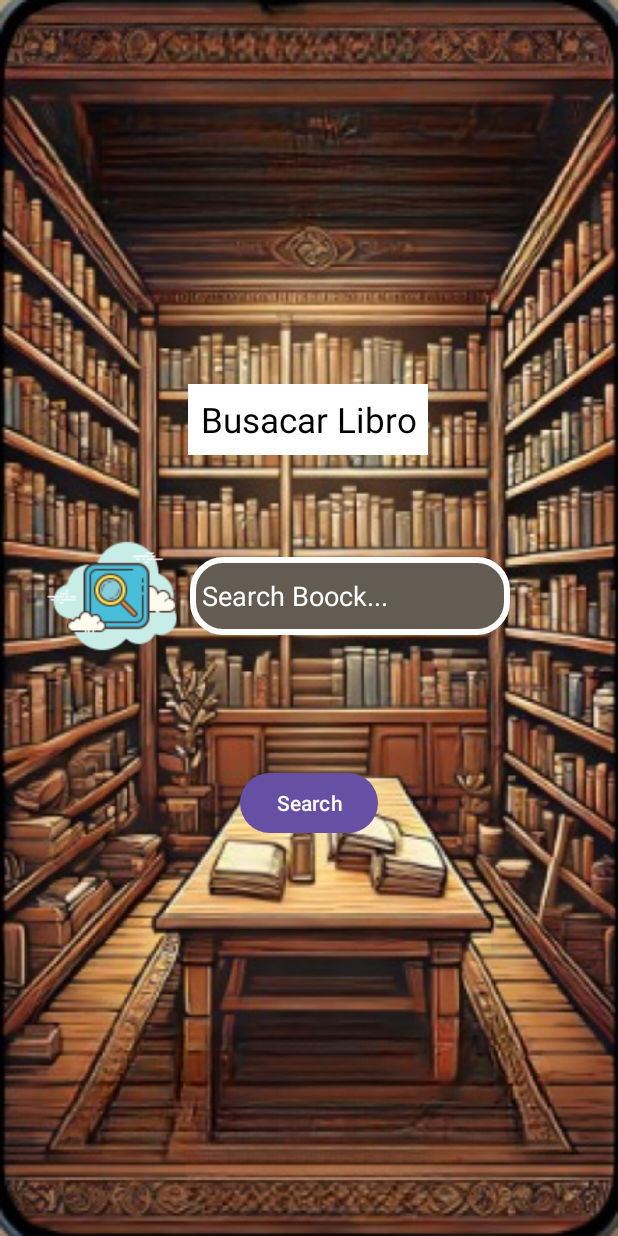
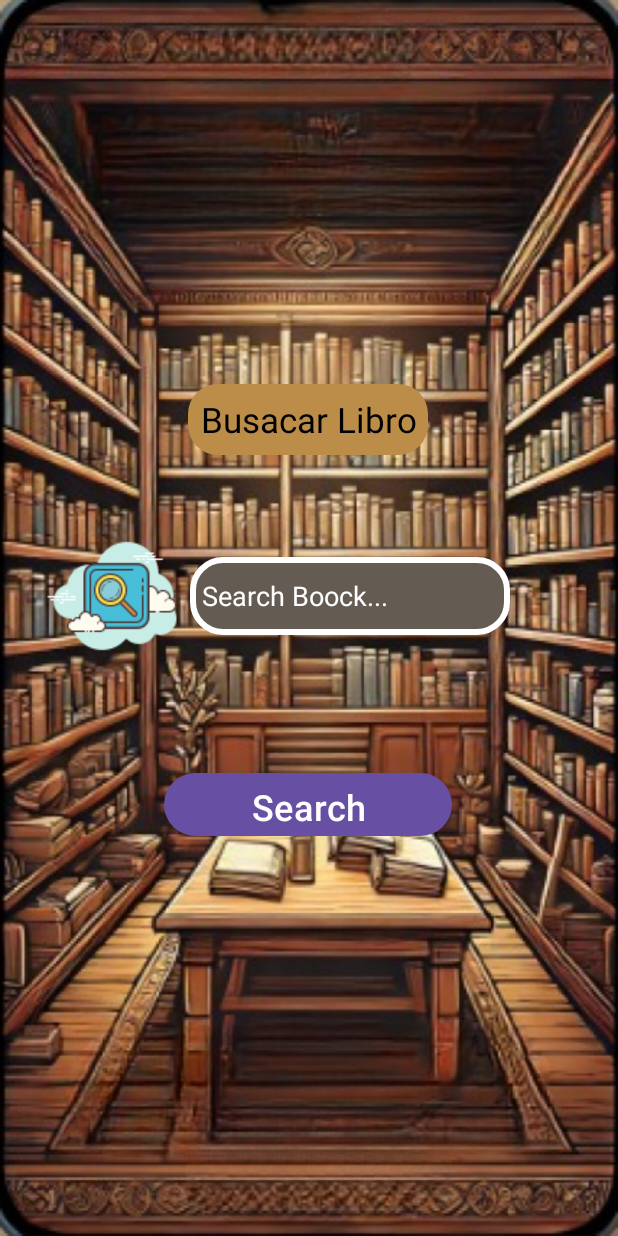
Before and after one commit to SantiFarioli/Tp2Moviles, an Android app: the MainActivity screen opened directly, with no data from a screen before it, on a phone screen of 412 x 824 dp. Run offline under Robolectric (Android 15) with nearby library versions, the phone set to English and light mode, and no system bars.

Commit message:
commit final

```diff
--- /dev/null
+++ b/app/src/main/res/drawable/gb_title2.xml
@@ -0,0 +1,9 @@
+<?xml version="1.0" encoding="utf-8"?>
+<selector xmlns:android="http://schemas.android.com/apk/res/android">
+    <item>
+        <shape android:shape="rectangle">
+            <solid android:color="@color/marron"/>
+            <corners android:radius="20dp"/>
+        </shape>
+    </item>
+</selector>
--- a/app/src/main/res/layout/activity_main.xml
+++ b/app/src/main/res/layout/activity_main.xml
@@ -13,7 +13,7 @@
         android:layout_width="wrap_content"
         android:layout_height="wrap_content"
         android:layout_marginTop="256dp"
-        android:background="@color/white"
+        android:background="@drawable/gb_title2"
         android:gravity="center"
         android:text="Busacar Libro"
         android:textSize="23sp"
@@ -41,12 +41,12 @@
 
     <Button
         android:id="@+id/buttonSearch"
-        android:layout_width="wrap_content"
-        android:layout_height="wrap_content"
+        android:layout_width="192dp"
+        android:layout_height="50dp"
         android:layout_marginTop="208dp"
         android:text="Search"
+        android:textSize="24sp"
         app:layout_constraintEnd_toEndOf="@+id/textView4"
-        app:layout_constraintHorizontal_bias="0.51"
         app:layout_constraintStart_toStartOf="@+id/textView4"
         app:layout_constraintTop_toBottomOf="@+id/textView4" />
 
@@ -57,5 +57,5 @@
         app:layout_constraintBottom_toBottomOf="@+id/editTextSearch"
         app:layout_constraintEnd_toStartOf="@+id/editTextSearch"
         app:layout_constraintTop_toTopOf="@+id/editTextSearch"
-        app:srcCompat="@drawable/icon_search" />
+        app:srcCompat="@drawable/icon" />
 </androidx.constraintlayout.widget.ConstraintLayout>
--- a/app/src/main/res/values/colors.xml
+++ b/app/src/main/res/values/colors.xml
@@ -3,7 +3,8 @@
     <color name="black">#FF000000</color>
     <color name="white">#FFFFFFFF</color>
     <color name="azul">#0821FD</color>
-    <color name="green">#FF08FD20</color>
+    <color name="green">#45ED07</color>
+    <color name="marron">#BC8D49</color>
     <color name="booton">#2196F3</color>
     <color name="texBtn">#FFEB3B</color>
 </resources>
```
Also changed, not shown: app/src/main/res/drawable/icon.png (renamed from app/src/main/res/drawable/icon_search.png).
